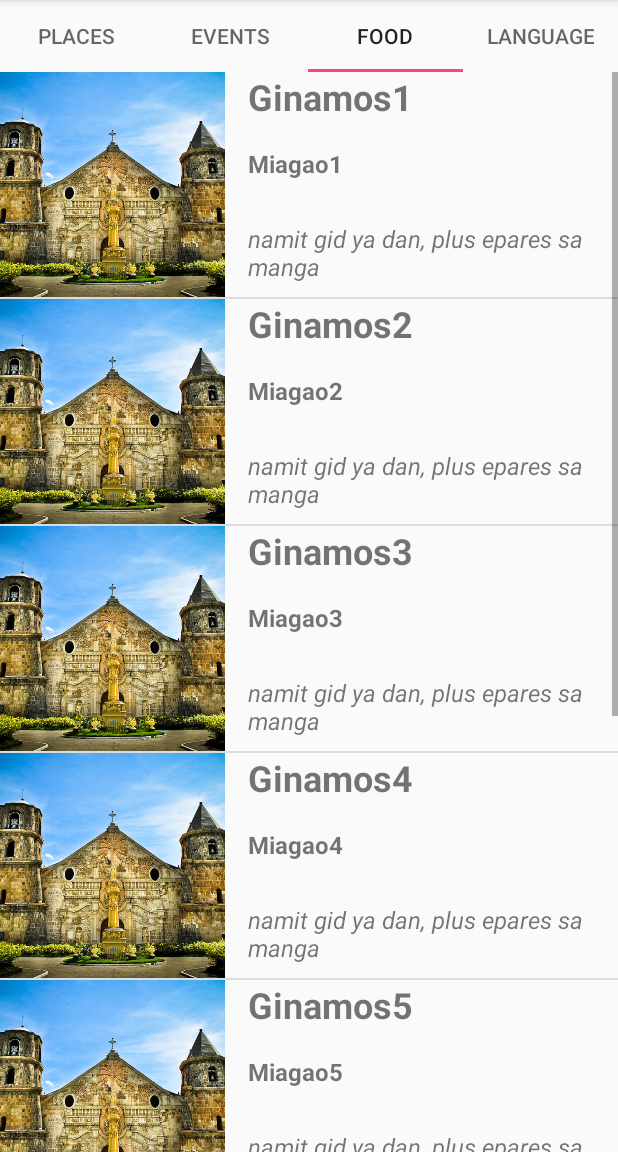
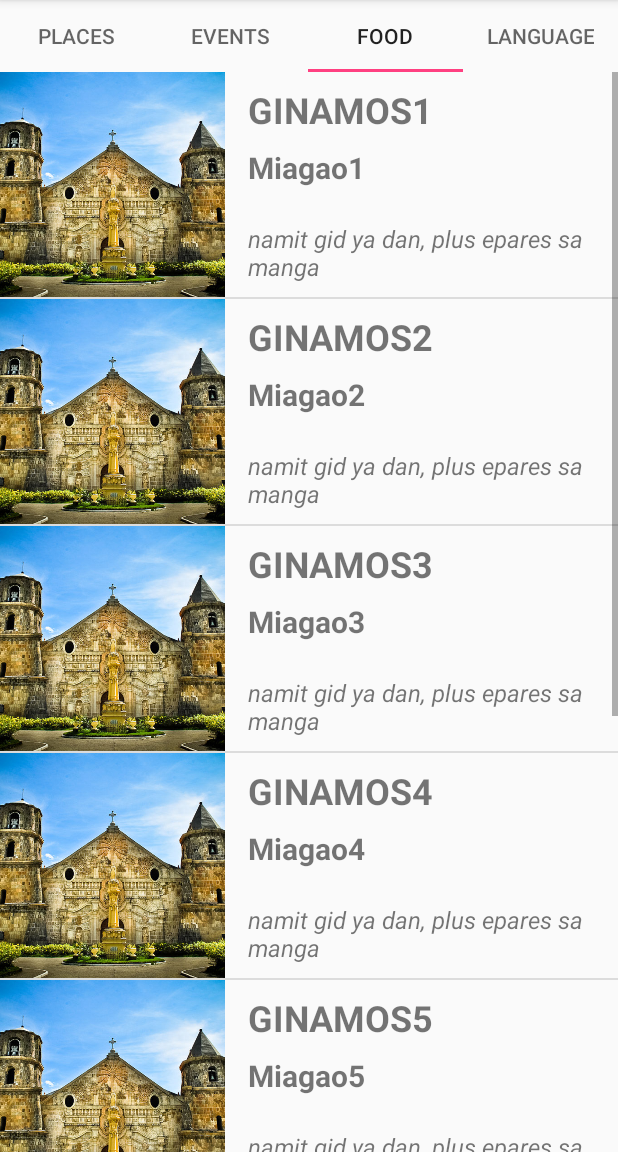
Before and after one commit to lizlieangel/IloiloTourApp, an Android app: the screen it shows after launch (MainActivity), tab 3 chosen, on a phone screen of 412 x 824 dp, the part 84-1236 px from its top. Run offline under Robolectric (Android 15) with nearby library versions, the light colour scheme and no system bars.

Commit message:
update the attributes in food details

```diff
--- a/app/src/main/res/layout/food_details.xml
+++ b/app/src/main/res/layout/food_details.xml
@@ -20,20 +20,24 @@
             android:layout_weight="1"
             android:id="@+id/food_name"
             android:textSize="@dimen/title_size"
-            android:textStyle="bold"/>
+            android:textStyle="bold"
+            android:gravity="center_vertical"
+            android:textAllCaps="true"/>
         <TextView
             android:layout_width="match_parent"
             android:layout_height="0dp"
             android:layout_weight="1"
             android:id="@+id/food_place"
-            android:textSize="@dimen/desc_size"
-            android:textStyle="bold"/>
+            android:textSize="@dimen/food_place"
+            android:textStyle="bold"
+            android:gravity="top"/>
         <TextView
             android:layout_width="match_parent"
             android:layout_height="0dp"
             android:layout_weight="1"
             android:id="@+id/food_desc"
             android:textSize="@dimen/desc_size"
-            android:textStyle="italic"/>
+            android:textStyle="italic"
+            android:gravity="top"/>
     </LinearLayout>
 </RelativeLayout>
```
